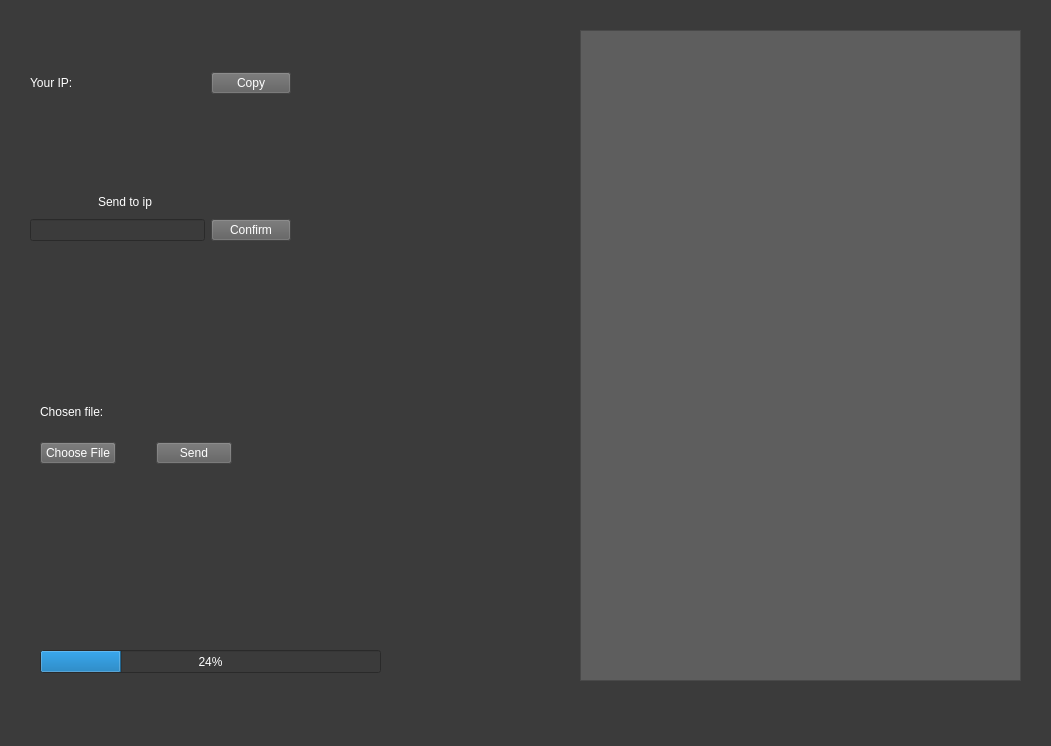
This is mainGUI.ui in Cral0202/P2P-File-Share as Qt 5 draws it before an edit. The edited form follows.
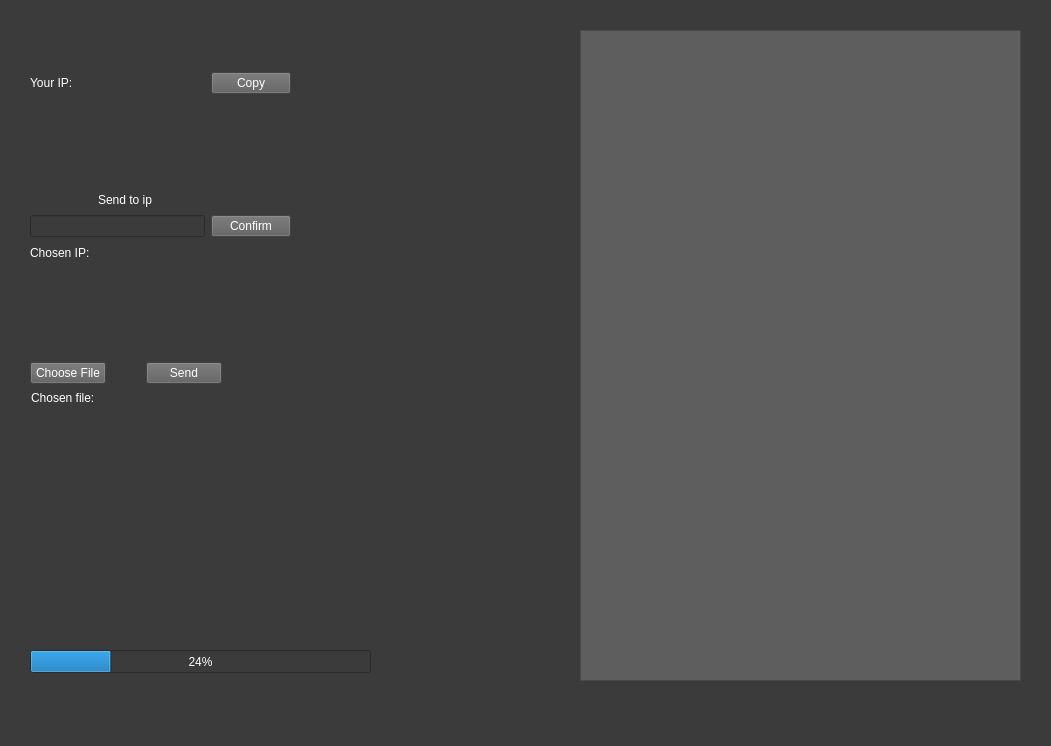
This is the edited form.

What changed in the file:
```diff
--- a/mainGUI.ui
+++ b/mainGUI.ui
@@ -26,7 +26,7 @@
    <widget class="QProgressBar" name="progressBar">
     <property name="geometry">
      <rect>
-      <x>40</x>
+      <x>30</x>
       <y>650</y>
       <width>341</width>
       <height>23</height>
@@ -42,18 +42,33 @@
    <widget class="QLabel" name="fileLabel">
     <property name="geometry">
      <rect>
-      <x>40</x>
-      <y>400</y>
-      <width>341</width>
-      <height>24</height>
+      <x>31</x>
+      <y>391</y>
+      <width>521</width>
+      <height>241</height>
      </rect>
     </property>
+    <property name="sizePolicy">
+     <sizepolicy hsizetype="Preferred" vsizetype="Preferred">
+      <horstretch>0</horstretch>
+      <verstretch>0</verstretch>
+     </sizepolicy>
+    </property>
     <property name="styleSheet">
      <string notr="true">color: rgb(255, 255, 255);</string>
     </property>
     <property name="text">
      <string>Chosen file:</string>
     </property>
+    <property name="scaledContents">
+     <bool>false</bool>
+    </property>
+    <property name="alignment">
+     <set>Qt::AlignLeading|Qt::AlignLeft|Qt::AlignTop</set>
+    </property>
+    <property name="wordWrap">
+     <bool>true</bool>
+    </property>
    </widget>
    <widget class="QScrollArea" name="scrollArea">
     <property name="geometry">
@@ -129,7 +144,7 @@
       <x>30</x>
       <y>190</y>
       <width>261</width>
-      <height>51</height>
+      <height>72</height>
      </rect>
     </property>
     <layout class="QVBoxLayout" name="receiverIPVBox">
@@ -175,13 +190,29 @@
        </item>
       </layout>
      </item>
+     <item>
+      <widget class="QLabel" name="ipToSendLabel">
+       <property name="sizePolicy">
+        <sizepolicy hsizetype="Expanding" vsizetype="Preferred">
+         <horstretch>0</horstretch>
+         <verstretch>0</verstretch>
+        </sizepolicy>
+       </property>
+       <property name="styleSheet">
+        <string notr="true">color: rgb(255, 255, 255);</string>
+       </property>
+       <property name="text">
+        <string>Chosen IP:</string>
+       </property>
+      </widget>
+     </item>
     </layout>
    </widget>
    <widget class="QWidget" name="layoutWidget">
     <property name="geometry">
      <rect>
-      <x>40</x>
-      <y>440</y>
+      <x>30</x>
+      <y>360</y>
       <width>192</width>
       <height>26</height>
      </rect>
```
